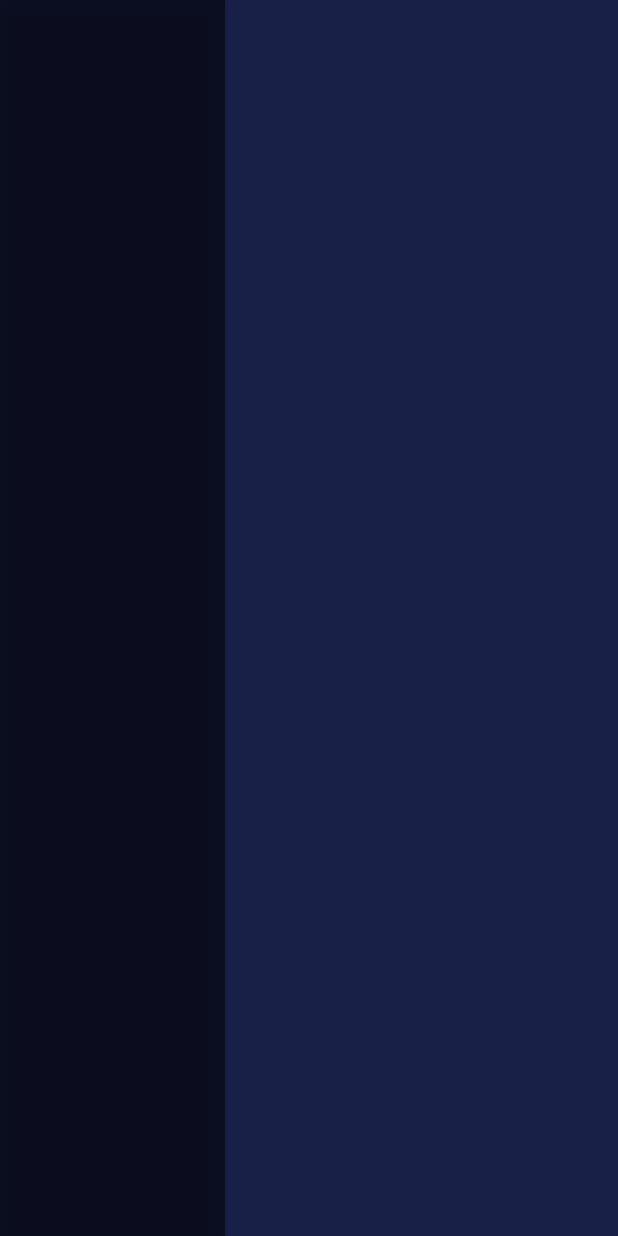
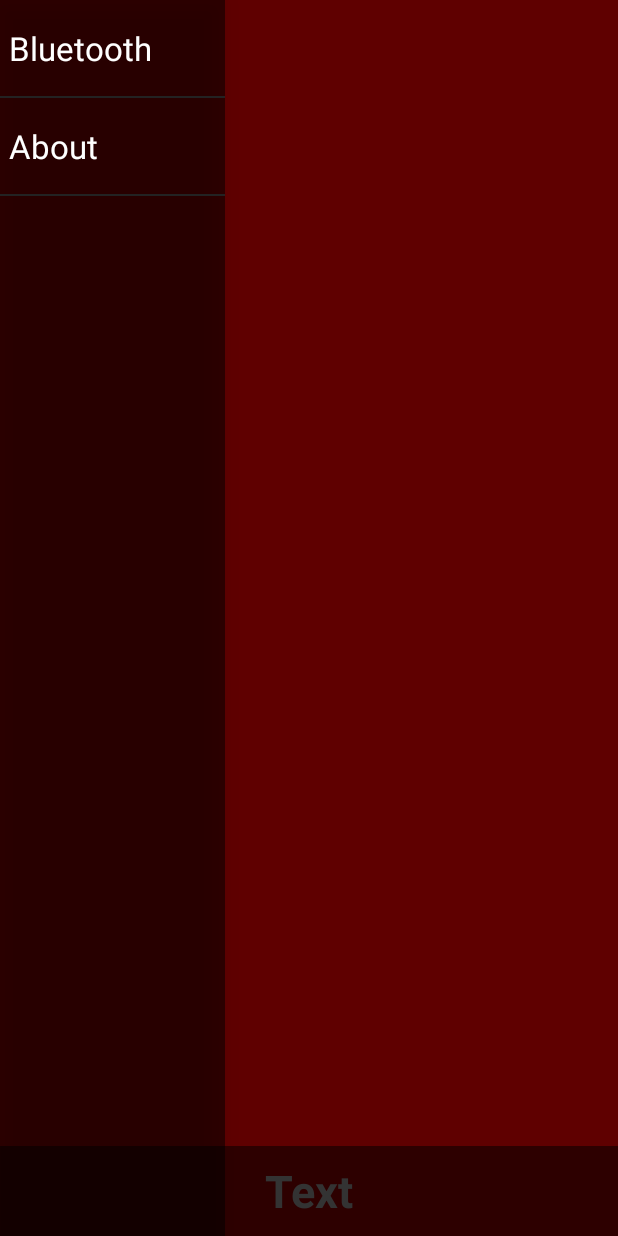
Before and after one commit to R0manJ/Dogi, an Android app: the screen it shows after launch (MainActivity), with the side drawer open, on a phone screen of 412 x 824 dp. Run offline under Robolectric (Android 15) with nearby library versions, the phone set to English and light mode, and no system bars.

Commit message:
# 2018-5-3

```diff
--- a/app/src/main/AndroidManifest.xml
+++ b/app/src/main/AndroidManifest.xml
@@ -3,6 +3,8 @@
     package="com.rjstudio.dogi">
 
     <uses-permission android:name="android.permission.WAKE_LOCK" />
+    <uses-permission android:name="android.permission.BLUETOOTH"/>
+    <uses-permission android:name="android.permission.BLUETOOTH_ADMIN"/>
 
     <application
         android:allowBackup="true"
--- a/app/src/main/java/com/rjstudio/dogi/MainActivity.java
+++ b/app/src/main/java/com/rjstudio/dogi/MainActivity.java
@@ -5,25 +5,31 @@ import android.content.Intent;
 import android.os.Bundle;
 import android.os.Handler;
 import android.os.Message;
+import android.view.View;
+import android.widget.ArrayAdapter;
 import android.widget.ImageView;
+import android.widget.ListView;
 import android.widget.TextView;
 
-import com.rjstudio.dogi.Utilities.TimeUtilty;
-import com.rjstudio.dogi.Utilities.VoiceUtility;
+import com.rjstudio.dogi.Utilities.BluetoothUtility;
+import com.rjstudio.dogi.bean.Bluetooth;
 
-import java.time.Instant;
+import java.util.Arrays;
+import java.util.List;
 
 public class MainActivity extends Activity {
 
     private TextView tv_timeDisplay;
     private ImageView iv_emoji;
     private Handler mHandler;
+    private ListView lv_menu;
 
     @Override
     protected void onCreate(Bundle savedInstanceState) {
         super.onCreate(savedInstanceState);
         setContentView(R.layout.activity_main);
-//        initialization();
+
+        initialization();
 //        Intent intent = new Intent(this,Main2Activity.class);
 //        startActivity(intent);
         //VoiceUtility.getInstance(this).playTest(getApplicationContext());
@@ -39,23 +45,34 @@ public class MainActivity extends Activity {
     private void initialization()
     {
 
-//        tv_timeDisplay = findViewById(R.id.tv_time);
-//        iv_emoji = findViewById(R.id.iv_emoji);
-
-        mHandler = new Handler()
-        {
-            @Override
-            public void handleMessage(Message msg) {
-                super.handleMessage(msg);
-                switch (msg.what){
-                    case 1:
-                        tv_timeDisplay.setText(TimeUtilty.getInstance().getCurrentTime());
-                }
-            }
-        };
-        new TimeThread().start();
+        tv_timeDisplay = findViewById(R.id.tv_time);
+        iv_emoji = findViewById(R.id.iv_emoji);
+        initialMenu();
+        BluetoothUtility btUtility = new BluetoothUtility(this);
+//        mHandler = new Handler()
+//        {
+//            @Override
+//            public void handleMessage(Message msg) {
+//                super.handleMessage(msg);
+//                switch (msg.what){
+//                    case 1:
+//                        tv_timeDisplay.setText(TimeUtilty.getInstance().getCurrentTime());
+//                }
+//            }
+//        };
+//        new TimeThread().start();
     }
 
+    private void initialMenu()
+    {
+        lv_menu = findViewById(R.id.lv_menu);
+
+        List<String> menu = Arrays.asList(new String[]{"Bluetooth","About"});
+        ArrayAdapter<String> myAdapter = new ArrayAdapter<String>(this,android.R.layout.simple_list_item_1,menu);
+        lv_menu.setAdapter(myAdapter);
+
+
+    }
     class TimeThread extends Thread{
 
         private Message message;
--- a/app/src/main/java/com/rjstudio/dogi/Utilities/BluetoothUtility.java
+++ b/app/src/main/java/com/rjstudio/dogi/Utilities/BluetoothUtility.java
@@ -1,8 +1,115 @@
 package com.rjstudio.dogi.Utilities;
+
+import android.bluetooth.BluetoothAdapter;
+import android.bluetooth.BluetoothDevice;
+import android.content.BroadcastReceiver;
+import android.content.Context;
+import android.content.Intent;
+import android.content.IntentFilter;
+import android.util.Log;
+import android.widget.Toast;
+
+import com.rjstudio.dogi.bean.Bluetooth;
+
+import java.util.ArrayList;
+import java.util.HashMap;
+import java.util.List;
+import java.util.Map;
 
 /**
  * Created by r0man on 2018/4/29.
  */
 
 public class BluetoothUtility {
+
+    public final static String CONNECTED_BLUETOOTH = "connectedBluetooth";
+    public final static String NEW_BLUETOOTH = "newBluetooth";
+
+    private static BluetoothAdapter bluetoothAdapter;
+    private final Context context;
+
+    private BroadcastReceiver mReceiver = new BroadcastReceiver() {
+        @Override
+        public void onReceive(Context context, Intent intent) {
+            String action = intent.getAction();
+            switch (action)
+            {
+                case BluetoothAdapter.ACTION_DISCOVERY_STARTED:
+                    connectedBluetooths.clear();
+                    newBluetooths.clear();
+//                    mSearchListener.startSearch();
+                    break;
+                case BluetoothDevice.ACTION_FOUND:
+                    BluetoothDevice device = intent.getParcelableExtra(BluetoothDevice.EXTRA_DEVICE);
+                    Bluetooth bluetooth = new Bluetooth();
+                    bluetooth.setName(device.getName());
+                    bluetooth.setAddress(device.getAddress());
+//                    bluetooth.setType(device.getType()); // API 18
+//                    bluetooth.setUuid(device.getUuids()); // API 15
+                    short rssi = intent.getExtras().getShort(BluetoothDevice.EXTRA_DEVICE);
+                    Log.d("info",device.getName()+":"+rssi);
+                    if (device.getBondState() == BluetoothDevice.BOND_BONDED)
+                    {
+                        for (Bluetooth bluetooth1 : connectedBluetooths)
+                        {
+                            if (bluetooth1.getAddress().equals(bluetooth.getAddress()))
+                            {
+                                return;
+                            }
+                            connectedBluetooths.add(bluetooth);
+                        }
+                    }
+                    else
+                    {
+                        for (Bluetooth bluetooth1 : newBluetooths)
+                        {
+                            if(bluetooth1.getAddress().equals(bluetooth.getAddress()))
+                            {
+                                return;
+                            }
+                            //newBlueTooths.add(bluetooth);
+                        }
+                    }
+                    //mSearchListener.whileSearch(device);
+                    break;
+                case BluetoothAdapter.ACTION_DISCOVERY_FINISHED:
+                    Map<String,List<Bluetooth>> bluetoothMap = new HashMap<String,List<Bluetooth>>();
+                    bluetoothMap.put(CONNECTED_BLUETOOTH,connectedBluetooths);
+                    bluetoothMap.put(NEW_BLUETOOTH,newBluetooths);
+                    break;
+            }
+        }
+    };
+
+    private List<Bluetooth> newBluetooths;
+    private List<Bluetooth> connectedBluetooths;
+
+    public BluetoothUtility(Context context) {
+        super();
+        this.context = context;
+        initialization();
+    }
+
+    private void initialization()
+    {
+        connectedBluetooths = new ArrayList<Bluetooth>();
+        newBluetooths = new ArrayList<Bluetooth>();
+        bluetoothAdapter = BluetoothAdapter.getDefaultAdapter();
+        if (bluetoothAdapter != null)
+        {
+            if (!bluetoothAdapter.isEnabled())
+            {
+                Toast.makeText(context,"Bluetooth is off,turn on BT!",Toast.LENGTH_LONG).show();
+                Intent enabledBtIntent = new Intent(BluetoothAdapter.ACTION_REQUEST_ENABLE);
+                context.startActivity(enabledBtIntent);
+            }
+            else
+            {
+                Toast.makeText(context,"Bluetooth is start fail.",Toast.LENGTH_LONG).show();
+            }
+
+
+        }
+    }
+
 }
--- a/app/src/main/res/layout/activity_main.xml
+++ b/app/src/main/res/layout/activity_main.xml
@@ -6,10 +6,30 @@
     android:layout_height="match_parent"
     xmlns:android="http://schemas.android.com/apk/res/android" >
 
-    <FrameLayout
-        android:layout_width="match_parent"
-        android:layout_height="match_parent"
-        android:background="@color/colorPrimary"/>
+    <RelativeLayout android:layout_width="match_parent"
+    android:layout_height="match_parent"
+    >
+    <ImageView
+    android:layout_width="match_parent"
+    android:layout_height="match_parent"
+    android:id="@+id/iv_emoji"
+    android:background="@color/lezhengling"
+    />
+
+    <TextView
+    android:layout_width="match_parent"
+    android:layout_height="60dp"
+    android:id="@+id/tv_time"
+    android:layout_alignBottom="@id/iv_emoji"
+    android:hint="Text"
+    android:gravity="center"
+    android:textSize="30sp"
+    android:textStyle="bold"
+    android:textColor="@color/white"
+    android:background="@color/transparency"
+    />
+
+    </RelativeLayout>
 
     <ListView
         android:layout_width="150dp"
@@ -21,28 +41,3 @@
         />
 
 </android.support.v4.widget.DrawerLayout>
-
-<!--<RelativeLayout android:layout_width="match_parent"-->
-<!--android:layout_height="match_parent"-->
-<!--xmlns:android="http://schemas.android.com/apk/res/android" >-->
-<!--<ImageView-->
-    <!--android:layout_width="match_parent"-->
-    <!--android:layout_height="match_parent"-->
-    <!--android:id="@+id/iv_emoji"-->
-    <!--android:background="@color/lezhengling"-->
-    <!--/>-->
-
-<!--<TextView-->
-    <!--android:layout_width="match_parent"-->
-    <!--android:layout_height="60dp"-->
-    <!--android:id="@+id/tv_time"-->
-    <!--android:layout_alignBottom="@id/iv_emoji"-->
-    <!--android:hint="Text"-->
-    <!--android:gravity="center"-->
-    <!--android:textSize="30sp"-->
-    <!--android:textStyle="bold"-->
-    <!--android:textColor="@color/white"-->
-    <!--android:background="@color/transparency"-->
-    <!--/>-->
-
-<!--</RelativeLayout>-->
```
Also changed, not shown: app/src/main/java/com/rjstudio/dogi/bean/Bluetooth.java (added, +46 -0 lines).
